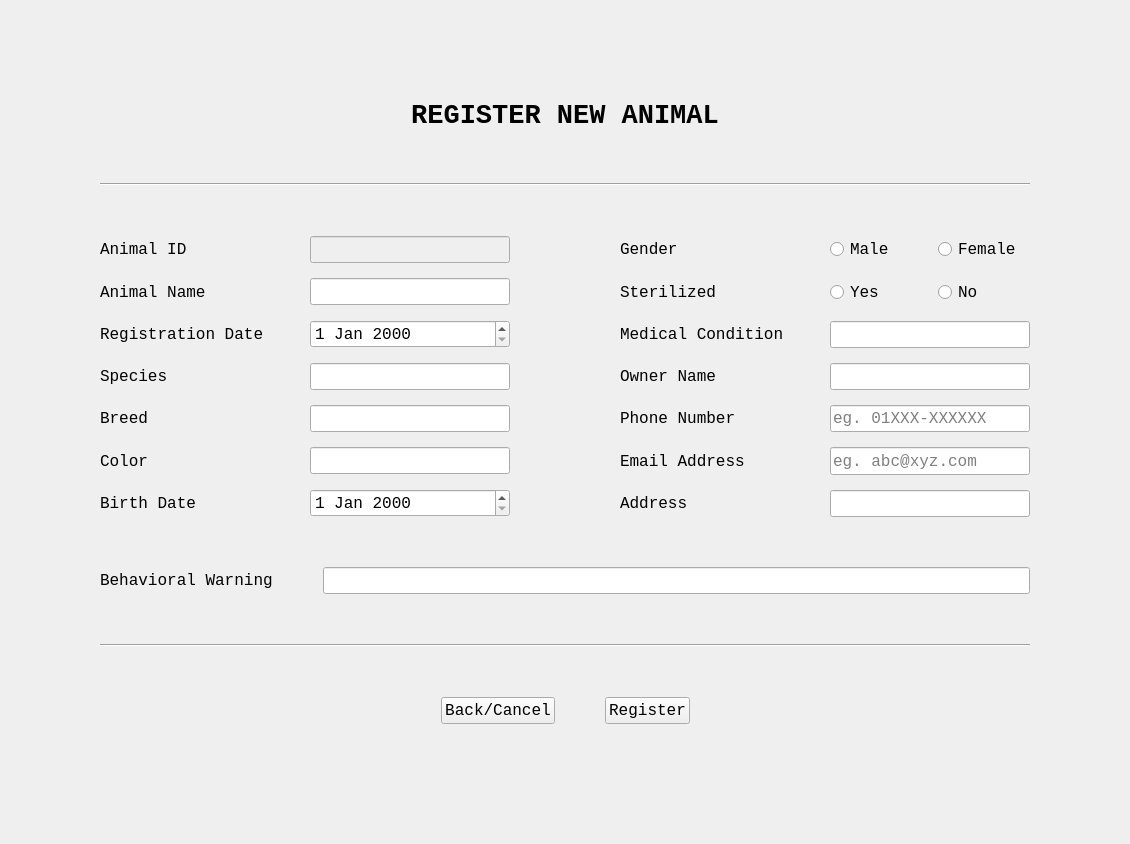
The window that AnimalRegistrationUI.ui (ASNaeem/Simple-VCMS) describes before a commit, drawn with Qt 5.
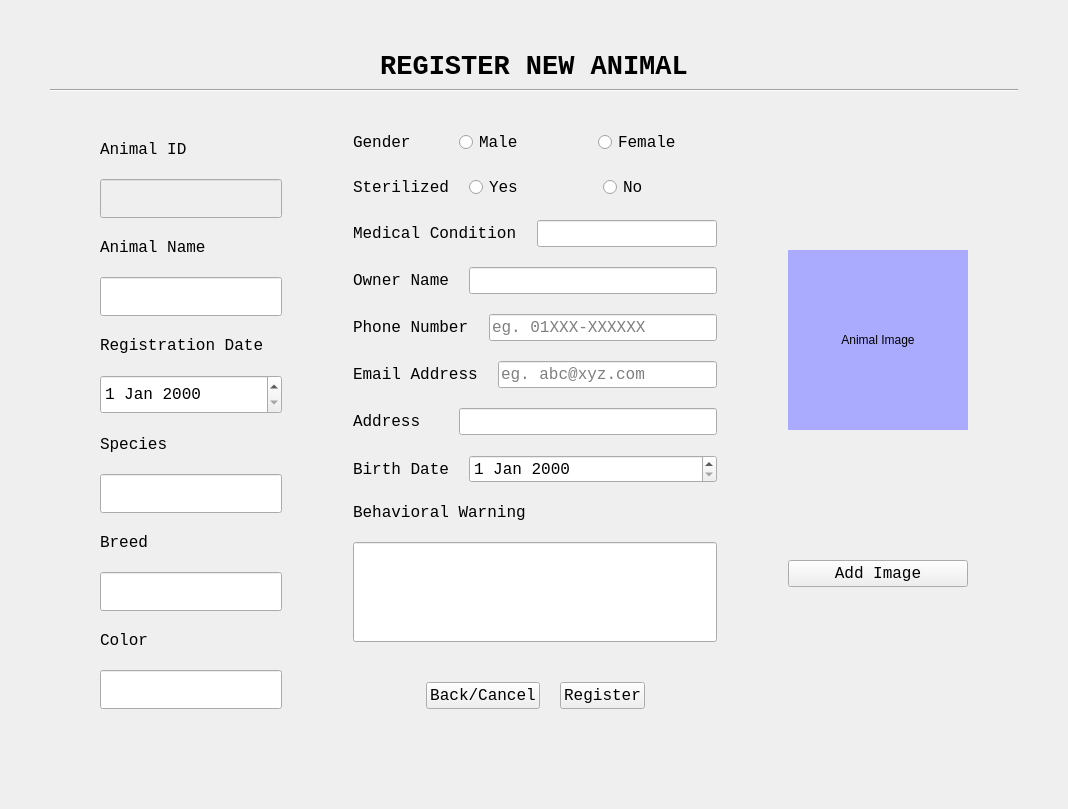
The same window after the commit.

```diff
--- a/AnimalRegistrationUI.ui
+++ b/AnimalRegistrationUI.ui
@@ -6,15 +6,15 @@
    <rect>
     <x>0</x>
     <y>0</y>
-    <width>1130</width>
-    <height>844</height>
+    <width>1068</width>
+    <height>809</height>
    </rect>
   </property>
   <property name="windowTitle">
    <string>AnimalRegistration</string>
   </property>
   <widget class="QWidget" name="centralwidget">
-   <layout class="QVBoxLayout" name="verticalLayout_6">
+   <layout class="QVBoxLayout" name="verticalLayout_12">
     <property name="leftMargin">
      <number>50</number>
     </property>
@@ -28,35 +28,7 @@
      <number>50</number>
     </property>
     <item>
-     <layout class="QVBoxLayout" name="verticalLayout_5" stretch="0,0,0,0,0,0,0,0">
-      <property name="spacing">
-       <number>50</number>
-      </property>
-      <property name="leftMargin">
-       <number>50</number>
-      </property>
-      <property name="topMargin">
-       <number>50</number>
-      </property>
-      <property name="rightMargin">
-       <number>50</number>
-      </property>
-      <property name="bottomMargin">
-       <number>50</number>
-      </property>
-      <item>
-       <spacer name="verticalSpacer_2">
-        <property name="orientation">
-         <enum>Qt::Vertical</enum>
-        </property>
-        <property name="sizeHint" stdset="0">
-         <size>
-          <width>20</width>
-          <height>40</height>
-         </size>
-        </property>
-       </spacer>
-      </item>
+     <layout class="QVBoxLayout" name="verticalLayout_11" stretch="10,1,10,50">
       <item>
        <layout class="QGridLayout" name="gridLayout_4">
         <property name="leftMargin">
@@ -68,7 +40,7 @@
         <property name="spacing">
          <number>0</number>
         </property>
-        <item row="0" column="0">
+        <item row="1" column="0">
          <widget class="QLabel" name="label_4">
           <property name="sizePolicy">
            <sizepolicy hsizetype="Preferred" vsizetype="Preferred">
@@ -98,19 +70,6 @@
         </item>
        </layout>
       </item>
-      <item>
-       <spacer name="verticalSpacer">
-        <property name="orientation">
-         <enum>Qt::Vertical</enum>
-        </property>
-        <property name="sizeHint" stdset="0">
-         <size>
-          <width>20</width>
-          <height>40</height>
-         </size>
-        </property>
-       </spacer>
-      </item>
       <item>
        <widget class="Line" name="line">
         <property name="orientation">
@@ -119,18 +78,36 @@
        </widget>
       </item>
       <item>
-       <layout class="QHBoxLayout" name="horizontalLayout_3" stretch="20,20,10,20,20">
+       <spacer name="verticalSpacer">
+        <property name="orientation">
+         <enum>Qt::Vertical</enum>
+        </property>
+        <property name="sizeHint" stdset="0">
+         <size>
+          <width>20</width>
+          <height>40</height>
+         </size>
+        </property>
+       </spacer>
+      </item>
+      <item>
+       <layout class="QHBoxLayout" name="horizontalLayout_11" stretch="30,10,60,10,0">
         <property name="spacing">
          <number>10</number>
         </property>
+        <property name="leftMargin">
+         <number>50</number>
+        </property>
+        <property name="rightMargin">
+         <number>50</number>
+        </property>
+        <property name="bottomMargin">
+         <number>50</number>
+        </property>
+        <item>
+         <layout class="QVBoxLayout" name="verticalLayout_9">
         <item>
          <layout class="QVBoxLayout" name="verticalLayout">
-          <property name="spacing">
-           <number>15</number>
-          </property>
-          <property name="rightMargin">
-           <number>0</number>
-          </property>
           <item>
            <widget class="QLabel" name="label_43">
             <property name="sizePolicy">
@@ -154,6 +131,29 @@
            </widget>
           </item>
           <item>
+             <widget class="QLineEdit" name="line_reg_id">
+              <property name="enabled">
+               <bool>false</bool>
+              </property>
+              <property name="sizePolicy">
+               <sizepolicy hsizetype="Expanding" vsizetype="Expanding">
+                <horstretch>0</horstretch>
+                <verstretch>0</verstretch>
+               </sizepolicy>
+              </property>
+              <property name="font">
+               <font>
+                <family>Courier New</family>
+                <pointsize>12</pointsize>
+               </font>
+              </property>
+             </widget>
+            </item>
+           </layout>
+          </item>
+          <item>
+           <layout class="QVBoxLayout" name="verticalLayout_2">
+            <item>
            <widget class="QLabel" name="label_44">
             <property name="sizePolicy">
              <sizepolicy hsizetype="Expanding" vsizetype="Expanding">
@@ -176,6 +176,26 @@
            </widget>
           </item>
           <item>
+             <widget class="QLineEdit" name="line_reg_name">
+              <property name="sizePolicy">
+               <sizepolicy hsizetype="Expanding" vsizetype="Expanding">
+                <horstretch>0</horstretch>
+                <verstretch>0</verstretch>
+               </sizepolicy>
+              </property>
+              <property name="font">
+               <font>
+                <family>Courier New</family>
+                <pointsize>12</pointsize>
+               </font>
+              </property>
+             </widget>
+            </item>
+           </layout>
+          </item>
+          <item>
+           <layout class="QVBoxLayout" name="verticalLayout_3">
+            <item>
            <widget class="QLabel" name="label_60">
             <property name="sizePolicy">
              <sizepolicy hsizetype="Expanding" vsizetype="Expanding">
@@ -198,6 +218,26 @@
            </widget>
           </item>
           <item>
+             <widget class="QDateEdit" name="date_reg">
+              <property name="sizePolicy">
+               <sizepolicy hsizetype="Expanding" vsizetype="Expanding">
+                <horstretch>0</horstretch>
+                <verstretch>0</verstretch>
+               </sizepolicy>
+              </property>
+              <property name="font">
+               <font>
+                <family>Courier New</family>
+                <pointsize>12</pointsize>
+               </font>
+              </property>
+             </widget>
+            </item>
+           </layout>
+          </item>
+          <item>
+           <layout class="QVBoxLayout" name="verticalLayout_4">
+            <item>
            <widget class="QLabel" name="label_63">
             <property name="sizePolicy">
              <sizepolicy hsizetype="Expanding" vsizetype="Expanding">
@@ -220,6 +260,26 @@
            </widget>
           </item>
           <item>
+             <widget class="QLineEdit" name="line_reg_species">
+              <property name="sizePolicy">
+               <sizepolicy hsizetype="Expanding" vsizetype="Expanding">
+                <horstretch>0</horstretch>
+                <verstretch>0</verstretch>
+               </sizepolicy>
+              </property>
+              <property name="font">
+               <font>
+                <family>Courier New</family>
+                <pointsize>12</pointsize>
+               </font>
+              </property>
+             </widget>
+            </item>
+           </layout>
+          </item>
+          <item>
+           <layout class="QVBoxLayout" name="verticalLayout_5">
+            <item>
            <widget class="QLabel" name="label_65">
             <property name="sizePolicy">
              <sizepolicy hsizetype="Expanding" vsizetype="Expanding">
@@ -242,6 +302,26 @@
            </widget>
           </item>
           <item>
+             <widget class="QLineEdit" name="line_reg_breed">
+              <property name="sizePolicy">
+               <sizepolicy hsizetype="Expanding" vsizetype="Expanding">
+                <horstretch>0</horstretch>
+                <verstretch>0</verstretch>
+               </sizepolicy>
+              </property>
+              <property name="font">
+               <font>
+                <family>Courier New</family>
+                <pointsize>12</pointsize>
+               </font>
+              </property>
+             </widget>
+            </item>
+           </layout>
+          </item>
+          <item>
+           <layout class="QVBoxLayout" name="verticalLayout_6">
+            <item>
            <widget class="QLabel" name="label_67">
             <property name="sizePolicy">
              <sizepolicy hsizetype="Expanding" vsizetype="Expanding">
@@ -264,118 +344,6 @@
            </widget>
           </item>
           <item>
-           <widget class="QLabel" name="label_69">
-            <property name="sizePolicy">
-             <sizepolicy hsizetype="Expanding" vsizetype="Expanding">
-              <horstretch>0</horstretch>
-              <verstretch>0</verstretch>
-             </sizepolicy>
-            </property>
-            <property name="font">
-             <font>
-              <family>Courier New</family>
-              <pointsize>12</pointsize>
-             </font>
-            </property>
-            <property name="text">
-             <string>Birth Date</string>
-            </property>
-            <property name="alignment">
-             <set>Qt::AlignLeading|Qt::AlignLeft|Qt::AlignVCenter</set>
-            </property>
-           </widget>
-          </item>
-         </layout>
-        </item>
-        <item>
-         <layout class="QVBoxLayout" name="verticalLayout_2">
-          <property name="spacing">
-           <number>15</number>
-          </property>
-          <item>
-           <widget class="QLineEdit" name="line_reg_id">
-            <property name="enabled">
-             <bool>false</bool>
-            </property>
-            <property name="sizePolicy">
-             <sizepolicy hsizetype="Expanding" vsizetype="Expanding">
-              <horstretch>0</horstretch>
-              <verstretch>0</verstretch>
-             </sizepolicy>
-            </property>
-            <property name="font">
-             <font>
-              <family>Courier New</family>
-              <pointsize>12</pointsize>
-             </font>
-            </property>
-           </widget>
-          </item>
-          <item>
-           <widget class="QLineEdit" name="line_reg_name">
-            <property name="sizePolicy">
-             <sizepolicy hsizetype="Expanding" vsizetype="Expanding">
-              <horstretch>0</horstretch>
-              <verstretch>0</verstretch>
-             </sizepolicy>
-            </property>
-            <property name="font">
-             <font>
-              <family>Courier New</family>
-              <pointsize>12</pointsize>
-             </font>
-            </property>
-           </widget>
-          </item>
-          <item>
-           <widget class="QDateEdit" name="date_reg">
-            <property name="sizePolicy">
-             <sizepolicy hsizetype="Expanding" vsizetype="Expanding">
-              <horstretch>0</horstretch>
-              <verstretch>0</verstretch>
-             </sizepolicy>
-            </property>
-            <property name="font">
-             <font>
-              <family>Courier New</family>
-              <pointsize>12</pointsize>
-             </font>
-            </property>
-           </widget>
-          </item>
-          <item>
-           <widget class="QLineEdit" name="line_reg_species">
-            <property name="sizePolicy">
-             <sizepolicy hsizetype="Expanding" vsizetype="Expanding">
-              <horstretch>0</horstretch>
-              <verstretch>0</verstretch>
-             </sizepolicy>
-            </property>
-            <property name="font">
-             <font>
-              <family>Courier New</family>
-              <pointsize>12</pointsize>
-             </font>
-            </property>
-           </widget>
-          </item>
-          <item>
-           <widget class="QLineEdit" name="line_reg_breed">
-            <property name="sizePolicy">
-             <sizepolicy hsizetype="Expanding" vsizetype="Expanding">
-              <horstretch>0</horstretch>
-              <verstretch>0</verstretch>
-             </sizepolicy>
-            </property>
-            <property name="font">
-             <font>
-              <family>Courier New</family>
-              <pointsize>12</pointsize>
-             </font>
-            </property>
-           </widget>
-          </item>
-          <item>
            <widget class="QLineEdit" name="line_reg_color">
             <property name="sizePolicy">
              <sizepolicy hsizetype="Expanding" vsizetype="Expanding">
@@ -391,21 +359,7 @@
             </property>
            </widget>
           </item>
-          <item>
-           <widget class="QDateEdit" name="date_reg_birth">
-            <property name="sizePolicy">
-             <sizepolicy hsizetype="Expanding" vsizetype="Expanding">
-              <horstretch>0</horstretch>
-              <verstretch>0</verstretch>
-             </sizepolicy>
-            </property>
-            <property name="font">
-             <font>
-              <family>Courier New</family>
-              <pointsize>12</pointsize>
-             </font>
-            </property>
-           </widget>
+           </layout>
           </item>
          </layout>
         </item>
@@ -423,10 +377,12 @@
          </spacer>
         </item>
         <item>
-         <layout class="QVBoxLayout" name="verticalLayout_3">
+         <layout class="QVBoxLayout" name="verticalLayout_7">
           <property name="spacing">
-           <number>15</number>
+           <number>20</number>
           </property>
+          <item>
+           <layout class="QHBoxLayout" name="horizontalLayout_3" stretch="10,30">
           <item>
            <widget class="QLabel" name="label_36">
             <property name="sizePolicy">
@@ -450,145 +406,6 @@
            </widget>
           </item>
           <item>
-           <widget class="QLabel" name="label_45">
-            <property name="sizePolicy">
-             <sizepolicy hsizetype="Expanding" vsizetype="Expanding">
-              <horstretch>0</horstretch>
-              <verstretch>0</verstretch>
-             </sizepolicy>
-            </property>
-            <property name="font">
-             <font>
-              <family>Courier New</family>
-              <pointsize>12</pointsize>
-             </font>
-            </property>
-            <property name="text">
-             <string>Sterilized</string>
-            </property>
-            <property name="alignment">
-             <set>Qt::AlignLeading|Qt::AlignLeft|Qt::AlignVCenter</set>
-            </property>
-           </widget>
-          </item>
-          <item>
-           <widget class="QLabel" name="label_62">
-            <property name="sizePolicy">
-             <sizepolicy hsizetype="Expanding" vsizetype="Expanding">
-              <horstretch>0</horstretch>
-              <verstretch>0</verstretch>
-             </sizepolicy>
-            </property>
-            <property name="font">
-             <font>
-              <family>Courier New</family>
-              <pointsize>12</pointsize>
-             </font>
-            </property>
-            <property name="text">
-             <string>Medical Condition</string>
-            </property>
-            <property name="alignment">
-             <set>Qt::AlignLeading|Qt::AlignLeft|Qt::AlignVCenter</set>
-            </property>
-           </widget>
-          </item>
-          <item>
-           <widget class="QLabel" name="label_64">
-            <property name="sizePolicy">
-             <sizepolicy hsizetype="Expanding" vsizetype="Expanding">
-              <horstretch>0</horstretch>
-              <verstretch>0</verstretch>
-             </sizepolicy>
-            </property>
-            <property name="font">
-             <font>
-              <family>Courier New</family>
-              <pointsize>12</pointsize>
-             </font>
-            </property>
-            <property name="text">
-             <string>Owner Name</string>
-            </property>
-            <property name="alignment">
-             <set>Qt::AlignLeading|Qt::AlignLeft|Qt::AlignVCenter</set>
-            </property>
-           </widget>
-          </item>
-          <item>
-           <widget class="QLabel" name="label_66">
-            <property name="sizePolicy">
-             <sizepolicy hsizetype="Expanding" vsizetype="Expanding">
-              <horstretch>0</horstretch>
-              <verstretch>0</verstretch>
-             </sizepolicy>
-            </property>
-            <property name="font">
-             <font>
-              <family>Courier New</family>
-              <pointsize>12</pointsize>
-             </font>
-            </property>
-            <property name="text">
-             <string>Phone Number</string>
-            </property>
-            <property name="alignment">
-             <set>Qt::AlignLeading|Qt::AlignLeft|Qt::AlignVCenter</set>
-            </property>
-           </widget>
-          </item>
-          <item>
-           <widget class="QLabel" name="label_68">
-            <property name="sizePolicy">
-             <sizepolicy hsizetype="Expanding" vsizetype="Expanding">
-              <horstretch>0</horstretch>
-              <verstretch>0</verstretch>
-             </sizepolicy>
-            </property>
-            <property name="font">
-             <font>
-              <family>Courier New</family>
-              <pointsize>12</pointsize>
-             </font>
-            </property>
-            <property name="text">
-             <string>Email Address</string>
-            </property>
-            <property name="alignment">
-             <set>Qt::AlignLeading|Qt::AlignLeft|Qt::AlignVCenter</set>
-            </property>
-           </widget>
-          </item>
-          <item>
-           <widget class="QLabel" name="label_70">
-            <property name="sizePolicy">
-             <sizepolicy hsizetype="Expanding" vsizetype="Expanding">
-              <horstretch>0</horstretch>
-              <verstretch>0</verstretch>
-             </sizepolicy>
-            </property>
-            <property name="font">
-             <font>
-              <family>Courier New</family>
-              <pointsize>12</pointsize>
-             </font>
-            </property>
-            <property name="text">
-             <string>Address</string>
-            </property>
-            <property name="alignment">
-             <set>Qt::AlignLeading|Qt::AlignLeft|Qt::AlignVCenter</set>
-            </property>
-           </widget>
-          </item>
-         </layout>
-        </item>
-        <item>
-         <layout class="QVBoxLayout" name="verticalLayout_4">
-          <property name="spacing">
-           <number>15</number>
-          </property>
-          <item>
            <layout class="QHBoxLayout" name="horizontalLayout">
             <item>
              <widget class="QRadioButton" name="rbutton_reg_male">
@@ -630,6 +447,32 @@
             </item>
            </layout>
           </item>
+           </layout>
+          </item>
+          <item>
+           <layout class="QHBoxLayout" name="horizontalLayout_4" stretch="10,30">
+            <item>
+             <widget class="QLabel" name="label_45">
+              <property name="sizePolicy">
+               <sizepolicy hsizetype="Expanding" vsizetype="Expanding">
+                <horstretch>0</horstretch>
+                <verstretch>0</verstretch>
+               </sizepolicy>
+              </property>
+              <property name="font">
+               <font>
+                <family>Courier New</family>
+                <pointsize>12</pointsize>
+               </font>
+              </property>
+              <property name="text">
+               <string>Sterilized</string>
+              </property>
+              <property name="alignment">
+               <set>Qt::AlignLeading|Qt::AlignLeft|Qt::AlignVCenter</set>
+              </property>
+             </widget>
+            </item>
           <item>
            <layout class="QHBoxLayout" name="horizontalLayout_2">
             <item>
@@ -672,6 +515,32 @@
             </item>
            </layout>
           </item>
+           </layout>
+          </item>
+          <item>
+           <layout class="QHBoxLayout" name="horizontalLayout_5" stretch="10,30">
+            <item>
+             <widget class="QLabel" name="label_62">
+              <property name="sizePolicy">
+               <sizepolicy hsizetype="Expanding" vsizetype="Expanding">
+                <horstretch>0</horstretch>
+                <verstretch>0</verstretch>
+               </sizepolicy>
+              </property>
+              <property name="font">
+               <font>
+                <family>Courier New</family>
+                <pointsize>12</pointsize>
+               </font>
+              </property>
+              <property name="text">
+               <string>Medical Condition</string>
+              </property>
+              <property name="alignment">
+               <set>Qt::AlignLeading|Qt::AlignLeft|Qt::AlignVCenter</set>
+              </property>
+             </widget>
+            </item>
           <item>
            <widget class="QLineEdit" name="line_reg_condition">
             <property name="sizePolicy">
@@ -688,6 +557,32 @@
             </property>
            </widget>
           </item>
+           </layout>
+          </item>
+          <item>
+           <layout class="QHBoxLayout" name="horizontalLayout_6" stretch="10,30">
+            <item>
+             <widget class="QLabel" name="label_64">
+              <property name="sizePolicy">
+               <sizepolicy hsizetype="Expanding" vsizetype="Expanding">
+                <horstretch>0</horstretch>
+                <verstretch>0</verstretch>
+               </sizepolicy>
+              </property>
+              <property name="font">
+               <font>
+                <family>Courier New</family>
+                <pointsize>12</pointsize>
+               </font>
+              </property>
+              <property name="text">
+               <string>Owner Name</string>
+              </property>
+              <property name="alignment">
+               <set>Qt::AlignLeading|Qt::AlignLeft|Qt::AlignVCenter</set>
+              </property>
+             </widget>
+            </item>
           <item>
            <widget class="QLineEdit" name="line_reg_oname">
             <property name="sizePolicy">
@@ -704,6 +599,32 @@
             </property>
            </widget>
           </item>
+           </layout>
+          </item>
+          <item>
+           <layout class="QHBoxLayout" name="horizontalLayout_7" stretch="10,30">
+            <item>
+             <widget class="QLabel" name="label_66">
+              <property name="sizePolicy">
+               <sizepolicy hsizetype="Expanding" vsizetype="Expanding">
+                <horstretch>0</horstretch>
+                <verstretch>0</verstretch>
+               </sizepolicy>
+              </property>
+              <property name="font">
+               <font>
+                <family>Courier New</family>
+                <pointsize>12</pointsize>
+               </font>
+              </property>
+              <property name="text">
+               <string>Phone Number</string>
+              </property>
+              <property name="alignment">
+               <set>Qt::AlignLeading|Qt::AlignLeft|Qt::AlignVCenter</set>
+              </property>
+             </widget>
+            </item>
           <item>
            <widget class="QLineEdit" name="line_reg_phone">
             <property name="sizePolicy">
@@ -723,6 +644,32 @@
             </property>
            </widget>
           </item>
+           </layout>
+          </item>
+          <item>
+           <layout class="QHBoxLayout" name="horizontalLayout_8" stretch="10,30">
+            <item>
+             <widget class="QLabel" name="label_68">
+              <property name="sizePolicy">
+               <sizepolicy hsizetype="Expanding" vsizetype="Expanding">
+                <horstretch>0</horstretch>
+                <verstretch>0</verstretch>
+               </sizepolicy>
+              </property>
+              <property name="font">
+               <font>
+                <family>Courier New</family>
+                <pointsize>12</pointsize>
+               </font>
+              </property>
+              <property name="text">
+               <string>Email Address</string>
+              </property>
+              <property name="alignment">
+               <set>Qt::AlignLeading|Qt::AlignLeft|Qt::AlignVCenter</set>
+              </property>
+             </widget>
+            </item>
           <item>
            <widget class="QLineEdit" name="line_reg_email">
             <property name="sizePolicy">
@@ -742,6 +689,32 @@
             </property>
            </widget>
           </item>
+           </layout>
+          </item>
+          <item>
+           <layout class="QHBoxLayout" name="horizontalLayout_9" stretch="10,30">
+            <item>
+             <widget class="QLabel" name="label_70">
+              <property name="sizePolicy">
+               <sizepolicy hsizetype="Expanding" vsizetype="Expanding">
+                <horstretch>0</horstretch>
+                <verstretch>0</verstretch>
+               </sizepolicy>
+              </property>
+              <property name="font">
+               <font>
+                <family>Courier New</family>
+                <pointsize>12</pointsize>
+               </font>
+              </property>
+              <property name="text">
+               <string>Address</string>
+              </property>
+              <property name="alignment">
+               <set>Qt::AlignLeading|Qt::AlignLeft|Qt::AlignVCenter</set>
+              </property>
+             </widget>
+            </item>
           <item>
            <widget class="QLineEdit" name="line_reg_address">
             <property name="sizePolicy">
@@ -760,10 +733,50 @@
           </item>
          </layout>
         </item>
+          <item>
+           <layout class="QHBoxLayout" name="horizontalLayout_10" stretch="10,30">
+            <item>
+             <widget class="QLabel" name="label_69">
+              <property name="sizePolicy">
+               <sizepolicy hsizetype="Expanding" vsizetype="Expanding">
+                <horstretch>0</horstretch>
+                <verstretch>0</verstretch>
+               </sizepolicy>
+              </property>
+              <property name="font">
+               <font>
+                <family>Courier New</family>
+                <pointsize>12</pointsize>
+               </font>
+              </property>
+              <property name="text">
+               <string>Birth Date</string>
+              </property>
+              <property name="alignment">
+               <set>Qt::AlignLeading|Qt::AlignLeft|Qt::AlignVCenter</set>
+              </property>
+             </widget>
+            </item>
+            <item>
+             <widget class="QDateEdit" name="date_reg_birth">
+              <property name="sizePolicy">
+               <sizepolicy hsizetype="Expanding" vsizetype="Expanding">
+                <horstretch>0</horstretch>
+                <verstretch>0</verstretch>
+               </sizepolicy>
+              </property>
+              <property name="font">
+               <font>
+                <family>Courier New</family>
+                <pointsize>12</pointsize>
+               </font>
+              </property>
+             </widget>
+            </item>
        </layout>
       </item>
       <item>
-       <layout class="QHBoxLayout" name="horizontalLayout_4">
+           <layout class="QVBoxLayout" name="verticalLayout_8">
         <item>
          <widget class="QLabel" name="label_71">
           <property name="font">
@@ -782,6 +795,18 @@
         </item>
         <item>
          <widget class="QLineEdit" name="line_reg_warning">
+              <property name="sizePolicy">
+               <sizepolicy hsizetype="Expanding" vsizetype="Expanding">
+                <horstretch>0</horstretch>
+                <verstretch>0</verstretch>
+               </sizepolicy>
+              </property>
+              <property name="minimumSize">
+               <size>
+                <width>0</width>
+                <height>100</height>
+               </size>
+              </property>
           <property name="font">
            <font>
             <family>Courier New</family>
@@ -789,25 +814,15 @@
            </font>
           </property>
          </widget>
-        </item>
-       </layout>
-      </item>
-      <item>
-       <layout class="QHBoxLayout" name="horizontalLayout_5">
-        <item>
-         <widget class="Line" name="line_4">
-          <property name="orientation">
-           <enum>Qt::Horizontal</enum>
-          </property>
-         </widget>
-        </item>
-       </layout>
       </item>
       <item>
        <layout class="QHBoxLayout" name="horizontalLayout_20" stretch="0,0,0,0">
-        <property name="bottomMargin">
+              <property name="topMargin">
          <number>20</number>
         </property>
+              <property name="bottomMargin">
+               <number>0</number>
+              </property>
         <item>
          <spacer name="horizontalSpacer_4">
           <property name="orientation">
@@ -859,6 +874,73 @@
            </size>
           </property>
          </spacer>
+              </item>
+             </layout>
+            </item>
+           </layout>
+          </item>
+         </layout>
+        </item>
+        <item>
+         <spacer name="horizontalSpacer_2">
+          <property name="orientation">
+           <enum>Qt::Horizontal</enum>
+          </property>
+          <property name="sizeHint" stdset="0">
+           <size>
+            <width>40</width>
+            <height>20</height>
+           </size>
+          </property>
+         </spacer>
+        </item>
+        <item>
+         <layout class="QVBoxLayout" name="verticalLayout_10">
+          <item>
+           <widget class="QLabel" name="label_image_2">
+            <property name="sizePolicy">
+             <sizepolicy hsizetype="Fixed" vsizetype="Fixed">
+              <horstretch>0</horstretch>
+              <verstretch>0</verstretch>
+             </sizepolicy>
+            </property>
+            <property name="minimumSize">
+             <size>
+              <width>180</width>
+              <height>180</height>
+             </size>
+            </property>
+            <property name="maximumSize">
+             <size>
+              <width>180</width>
+              <height>180</height>
+             </size>
+            </property>
+            <property name="styleSheet">
+             <string notr="true">background-color: rgb(170, 170, 255);</string>
+            </property>
+            <property name="text">
+             <string>Animal Image</string>
+            </property>
+            <property name="alignment">
+             <set>Qt::AlignCenter</set>
+            </property>
+           </widget>
+          </item>
+          <item>
+           <widget class="QPushButton" name="button_reg_image">
+            <property name="font">
+             <font>
+              <family>Courier New</family>
+              <pointsize>12</pointsize>
+             </font>
+            </property>
+            <property name="text">
+             <string>Add Image</string>
+            </property>
+           </widget>
+          </item>
+         </layout>
         </item>
        </layout>
       </item>
```
Lines whose indentation alone changed are shown as unchanged.
